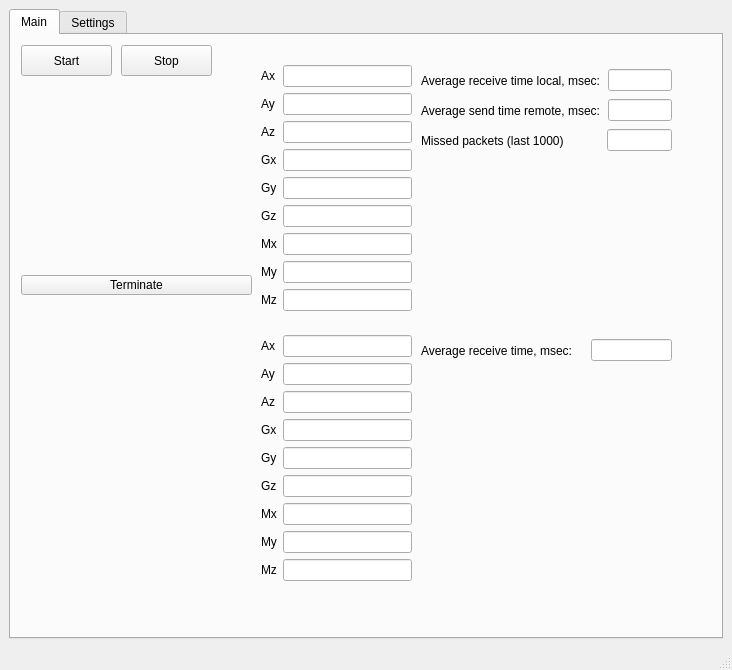
First picture: the form in mainwindow.ui, repository Rukakuka/Serializer, before the edit.
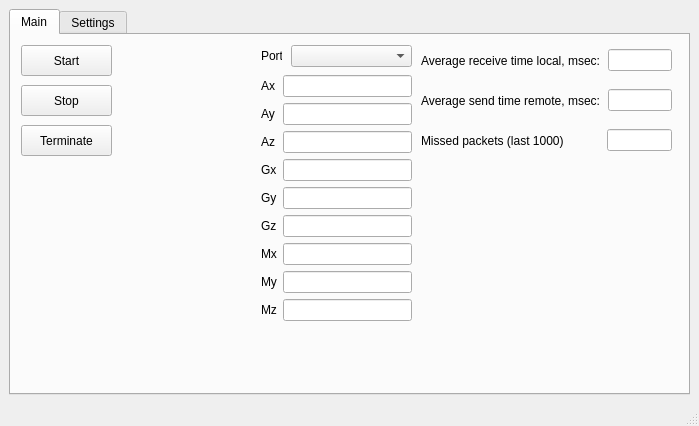
Second picture: the form after the edit.

Diff of the .ui file:
```diff
--- a/mainwindow.ui
+++ b/mainwindow.ui
@@ -6,8 +6,8 @@
    <rect>
     <x>0</x>
     <y>0</y>
-    <width>732</width>
-    <height>670</height>
+    <width>699</width>
+    <height>426</height>
    </rect>
   </property>
   <property name="windowTitle">
@@ -31,14 +31,14 @@
         <property name="geometry">
          <rect>
           <x>410</x>
-          <y>30</y>
+          <y>10</y>
           <width>251</width>
           <height>31</height>
          </rect>
         </property>
         <layout class="QHBoxLayout" name="AvgTimeLayout">
          <item>
-          <widget class="QLabel" name="labelAverageTime">
+          <widget class="QLabel" name="label_11">
            <property name="text">
             <string>Average receive time local, msec:</string>
            </property>
@@ -79,7 +79,7 @@
         <property name="geometry">
          <rect>
           <x>250</x>
-          <y>30</y>
+          <y>40</y>
           <width>151</width>
           <height>251</height>
          </rect>
@@ -180,8 +180,8 @@
        <widget class="QPushButton" name="btnStop">
         <property name="geometry">
          <rect>
-          <x>110</x>
-          <y>10</y>
+          <x>10</x>
+          <y>50</y>
           <width>91</width>
           <height>31</height>
          </rect>
@@ -194,152 +194,15 @@
         <property name="geometry">
          <rect>
           <x>10</x>
-          <y>240</y>
-          <width>231</width>
-          <height>20</height>
+          <y>90</y>
+          <width>91</width>
+          <height>31</height>
          </rect>
         </property>
         <property name="text">
          <string>Terminate</string>
         </property>
        </widget>
-       <widget class="QWidget" name="horizontalLayoutWidget_2">
-        <property name="geometry">
-         <rect>
-          <x>410</x>
-          <y>300</y>
-          <width>251</width>
-          <height>31</height>
-         </rect>
-        </property>
-        <layout class="QHBoxLayout" name="AvgTimeLayout_2">
-         <item>
-          <widget class="QLabel" name="labelAverageTime_2">
-           <property name="text">
-            <string>Average receive time, msec:</string>
-           </property>
-          </widget>
-         </item>
-         <item>
-          <spacer name="horizontalSpacer_2">
-           <property name="orientation">
-            <enum>Qt::Horizontal</enum>
-           </property>
-           <property name="sizeHint" stdset="0">
-            <size>
-             <width>40</width>
-             <height>20</height>
-            </size>
-           </property>
-          </spacer>
-         </item>
-         <item>
-          <widget class="QLineEdit" name="lineEditAvgTime_2"/>
-         </item>
-        </layout>
-       </widget>
-       <widget class="QWidget" name="gridLayoutWidget_2">
-        <property name="geometry">
-         <rect>
-          <x>250</x>
-          <y>300</y>
-          <width>151</width>
-          <height>251</height>
-         </rect>
-        </property>
-        <layout class="QGridLayout" name="gridLayout_2">
-         <item row="7" column="1">
-          <widget class="QLineEdit" name="lineEditMy_2"/>
-         </item>
-         <item row="5" column="1">
-          <widget class="QLineEdit" name="lineEditGz_2"/>
-         </item>
-         <item row="3" column="0">
-          <widget class="QLabel" name="label_11">
-           <property name="text">
-            <string>Gx</string>
-           </property>
-          </widget>
-         </item>
-         <item row="5" column="0">
-          <widget class="QLabel" name="label_12">
-           <property name="text">
-            <string>Gz</string>
-           </property>
-          </widget>
-         </item>
-         <item row="4" column="0">
-          <widget class="QLabel" name="label_13">
-           <property name="text">
-            <string>Gy</string>
-           </property>
-          </widget>
-         </item>
-         <item row="2" column="0">
-          <widget class="QLabel" name="label_14">
-           <property name="text">
-            <string>Az</string>
-           </property>
-          </widget>
-         </item>
-         <item row="1" column="0">
-          <widget class="QLabel" name="label_15">
-           <property name="text">
-            <string>Ay</string>
-           </property>
-          </widget>
-         </item>
-         <item row="6" column="1">
-          <widget class="QLineEdit" name="lineEditMx_2"/>
-         </item>
-         <item row="0" column="0">
-          <widget class="QLabel" name="label_16">
-           <property name="text">
-            <string>Ax</string>
-           </property>
-          </widget>
-         </item>
-         <item row="3" column="1">
-          <widget class="QLineEdit" name="lineEditGx_2"/>
-         </item>
-         <item row="6" column="0">
-          <widget class="QLabel" name="label_17">
-           <property name="text">
-            <string>Mx</string>
-           </property>
-          </widget>
-         </item>
-         <item row="0" column="1">
-          <widget class="QLineEdit" name="lineEditAx_2"/>
-         </item>
-         <item row="2" column="1">
-          <widget class="QLineEdit" name="lineEditAz_2"/>
-         </item>
-         <item row="1" column="1">
-          <widget class="QLineEdit" name="lineEditAy_2"/>
-         </item>
-         <item row="4" column="1">
-          <widget class="QLineEdit" name="lineEditGy_2"/>
-         </item>
-         <item row="8" column="1">
-          <widget class="QLineEdit" name="lineEditMz_2"/>
-         </item>
-         <item row="7" column="0">
-          <widget class="QLabel" name="label_18">
-           <property name="text">
-            <string>My</string>
-           </property>
-          </widget>
-         </item>
-         <item row="8" column="0">
-          <widget class="QLabel" name="label_19">
-           <property name="text">
-            <string>Mz</string>
-           </property>
-          </widget>
-         </item>
-        </layout>
-       </widget>
        <widget class="QWidget" name="horizontalLayoutWidget_3">
         <property name="geometry">
          <rect>
@@ -379,14 +242,14 @@
         <property name="geometry">
          <rect>
           <x>410</x>
-          <y>60</y>
+          <y>50</y>
           <width>251</width>
           <height>31</height>
          </rect>
         </property>
         <layout class="QHBoxLayout" name="FrequencyLayout">
          <item>
-          <widget class="QLabel" name="label222">
+          <widget class="QLabel" name="label_12">
            <property name="text">
             <string>Average send time remote, msec:</string>
            </property>
@@ -410,6 +273,29 @@
          </item>
         </layout>
        </widget>
+       <widget class="QComboBox" name="comboSelectPort">
+        <property name="geometry">
+         <rect>
+          <x>280</x>
+          <y>10</y>
+          <width>121</width>
+          <height>22</height>
+         </rect>
+        </property>
+       </widget>
+       <widget class="QLabel" name="label_13">
+        <property name="geometry">
+         <rect>
+          <x>250</x>
+          <y>10</y>
+          <width>21</width>
+          <height>22</height>
+         </rect>
+        </property>
+        <property name="text">
+         <string>Port</string>
+        </property>
+       </widget>
       </widget>
       <widget class="QWidget" name="settings">
        <attribute name="title">
```
Left out of the diff: 6 changed lines with no effect on the pictures.
